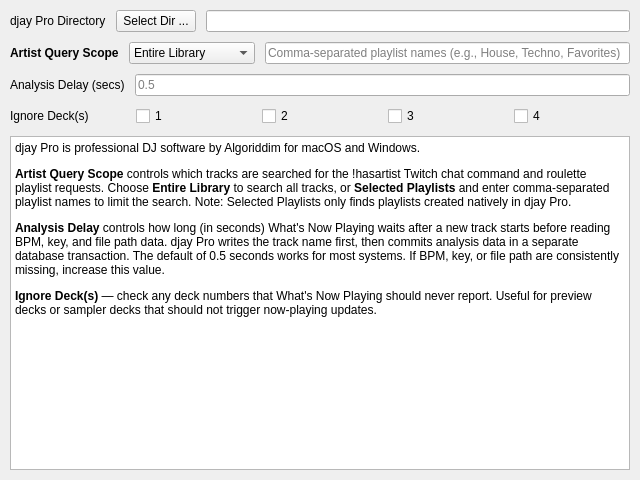
The window that nowplaying/resources/ui/inputs_djaypro.ui (whatsnowplaying/whats-now-playing) describes before a commit, drawn with Qt 5.
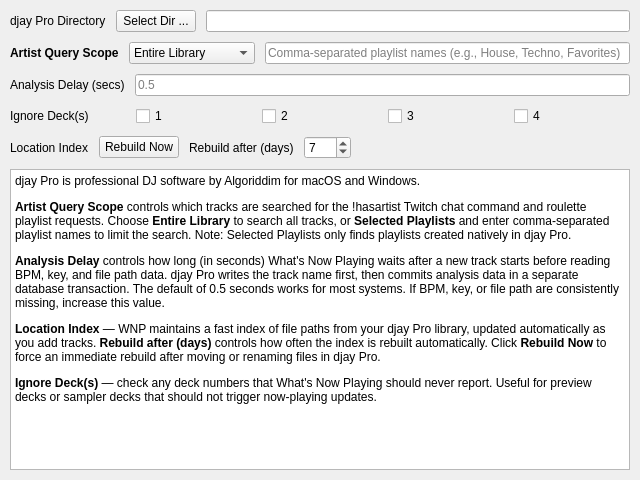
The same window after the commit.

Commit message: Add O(1) location index and title_id fast path for djay Pro (#1690)

Diff of the .ui file:
```diff
--- a/nowplaying/resources/ui/inputs_djaypro.ui
+++ b/nowplaying/resources/ui/inputs_djaypro.ui
@@ -141,6 +141,69 @@
      </item>
     </layout>
    </item>
+   <item>
+    <layout class="QHBoxLayout" name="location_index_layout">
+     <item>
+      <widget class="QLabel" name="location_index_label">
+       <property name="text">
+        <string>Location Index</string>
+       </property>
+       <property name="toolTip">
+        <string>WNP-owned index of file paths from the djay Pro library. Auto-rebuilt on age; rebuild manually after moving or renaming files in djay Pro.</string>
+       </property>
+      </widget>
+     </item>
+     <item>
+      <widget class="QPushButton" name="djaypro_rebuild_location_button">
+       <property name="text">
+        <string>Rebuild Now</string>
+       </property>
+       <property name="toolTip">
+        <string>Drop and fully rebuild the file-path index from djay Pro's library. Use after moving or renaming tracks in djay Pro.</string>
+       </property>
+      </widget>
+     </item>
+     <item>
+      <widget class="QLabel" name="location_max_age_label">
+       <property name="text">
+        <string>Rebuild after (days)</string>
+       </property>
+       <property name="toolTip">
+        <string>Automatically rebuild the location index when it is older than this many days.</string>
+       </property>
+      </widget>
+     </item>
+     <item>
+      <widget class="QSpinBox" name="djaypro_location_max_age_spinbox">
+       <property name="toolTip">
+        <string>Automatically rebuild the location index when it is older than this many days.</string>
+       </property>
+       <property name="minimum">
+        <number>1</number>
+       </property>
+       <property name="maximum">
+        <number>365</number>
+       </property>
+       <property name="value">
+        <number>7</number>
+       </property>
+      </widget>
+     </item>
+     <item>
+      <spacer name="location_index_spacer">
+       <property name="orientation">
+        <enum>Qt::Horizontal</enum>
+       </property>
+       <property name="sizeHint" stdset="0">
+        <size>
+         <width>40</width>
+         <height>20</height>
+        </size>
+       </property>
+      </spacer>
+     </item>
+    </layout>
+   </item>
    <item>
     <widget class="QTextBrowser" name="help_label">
      <property name="sizePolicy">
@@ -157,6 +220,7 @@
 &lt;p&gt;djay Pro is professional DJ software by Algoriddim for macOS and Windows.&lt;/p&gt;
 &lt;p&gt;&lt;span style=&quot;font-weight:600;&quot;&gt;Artist Query Scope&lt;/span&gt; controls which tracks are searched for the !hasartist Twitch chat command and roulette playlist requests. Choose &lt;span style=&quot;font-weight:600;&quot;&gt;Entire Library&lt;/span&gt; to search all tracks, or &lt;span style=&quot;font-weight:600;&quot;&gt;Selected Playlists&lt;/span&gt; and enter comma-separated playlist names to limit the search. Note: Selected Playlists only finds playlists created natively in djay Pro.&lt;/p&gt;
 &lt;p&gt;&lt;span style=&quot;font-weight:600;&quot;&gt;Analysis Delay&lt;/span&gt; controls how long (in seconds) What&apos;s Now Playing waits after a new track starts before reading BPM, key, and file path data. djay Pro writes the track name first, then commits analysis data in a separate database transaction. The default of 0.5 seconds works for most systems. If BPM, key, or file path are consistently missing, increase this value.&lt;/p&gt;
+&lt;p&gt;&lt;span style=&quot;font-weight:600;&quot;&gt;Location Index&lt;/span&gt; — WNP maintains a fast index of file paths from your djay Pro library, updated automatically as you add tracks. &lt;span style=&quot;font-weight:600;&quot;&gt;Rebuild after (days)&lt;/span&gt; controls how often the index is rebuilt automatically. Click &lt;span style=&quot;font-weight:600;&quot;&gt;Rebuild Now&lt;/span&gt; to force an immediate rebuild after moving or renaming files in djay Pro.&lt;/p&gt;
 &lt;p&gt;&lt;span style=&quot;font-weight:600;&quot;&gt;Ignore Deck(s)&lt;/span&gt; — check any deck numbers that What&apos;s Now Playing should never report. Useful for preview decks or sampler decks that should not trigger now-playing updates.&lt;/p&gt;
 &lt;/body&gt;&lt;/html&gt;</string>
      </property>
```
The commit also changes 4 other files.
